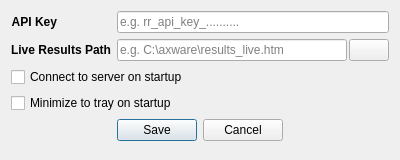
Before: the Qt Designer form src/race_results/ui/config_dialog.ui in Shamtam/race-results-client, drawn with Qt 5.
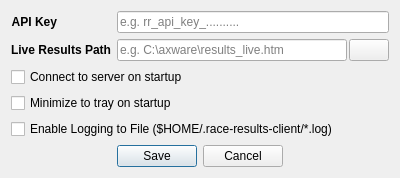
After: the same form once the commit is applied. Icons and pictures are not drawn.

The edit to the form file:
```diff
--- a/src/race_results/ui/config_dialog.ui
+++ b/src/race_results/ui/config_dialog.ui
@@ -95,7 +95,7 @@
      </property>
     </widget>
    </item>
-   <item row="5" column="0" colspan="2">
+   <item row="6" column="0" colspan="2">
     <widget class="QDialogButtonBox" name="buttonBox">
      <property name="orientation">
       <enum>Qt::Orientation::Horizontal</enum>
@@ -108,6 +108,13 @@
      </property>
     </widget>
    </item>
+   <item row="5" column="0" colspan="2">
+    <widget class="QCheckBox" name="cb_logfile">
+     <property name="text">
+      <string>Enable Logging to File ($HOME/.race-results-client/*.log)</string>
+     </property>
+    </widget>
+   </item>
   </layout>
  </widget>
  <resources>
```
